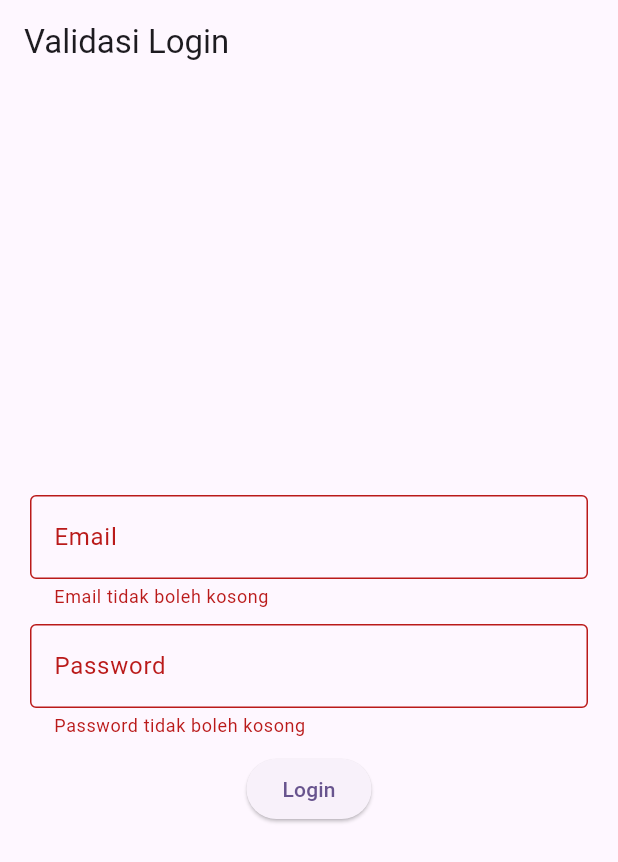
After one commit to Yeflou/tampilanprofil, a Flutter app: the screen it shows after launch, after a tap on "Login", on a phone screen of 412 x 824 dp. The commit adds this screen. Shown: the top 862 px of the screen. Run offline on Flutter 3.47's test engine with Material 3 defaults, Android fonts, the phone set to English and light mode, and no system bars; our stand-ins replace get_storage, image_picker.

Commit message:
update-borongan

```diff
--- a/lib/main.dart
+++ b/lib/main.dart
@@ -1,5 +1,5 @@
 import 'package:flutter/material.dart';
-import 'homescreen.dart';
+import 'validasilogin.dart';
 
 void main() {
   runApp(const MyApp());
@@ -17,7 +17,7 @@ class MyApp extends StatelessWidget {
 
         colorScheme: ColorScheme.fromSeed(seedColor: Colors.deepPurple),
       ),
-      home: LoginScreen()
+      home: ValidasiLogin()
     );
   }
 }
--- /dev/null
+++ b/lib/services/session_serive.dart
@@ -0,0 +1,67 @@
+import 'package:get_storage/get_storage.dart';
+
+class SessionService {
+  final _box = GetStorage();
+
+
+  simpanHalo(String isi){
+    _box.write("nama", isi);//untuk menyimpan ke get storage (lokal)
+  }
+
+getDataHalo(){
+  String hasil = _box.read("nama");//untuk membaca nama
+  return hasil;
+}
+
+
+  static const _kIsLoggedIn = 'isLoggedIn';
+  static const _kUser = 'user'; // Map<String, dynamic>
+
+  bool get isLoggedIn => _box.read(_kIsLoggedIn) ?? false;
+
+  Map<String, dynamic>? get user {
+    final data = _box.read(_kUser);
+    if (data is Map) return Map<String, dynamic>.from(data);
+    return null;
+  }
+
+  Future<void> _setLoggedIn(bool v) => _box.write(_kIsLoggedIn, v);
+  Future<void> _saveUser(Map<String, dynamic> u) => _box.write(_kUser, u);
+
+  // Login sederhana: jika belum ada user → buat dari input
+  Future<bool> login(String email, String password) async {
+    final e = email.trim().toLowerCase();
+    final p = password;
+    final u = user;
+
+    if (u == null) {
+      final newUser = {
+        'email': e,
+        'password': p, // DEMO: plaintext (untuk belajar)
+        'name': e.split('@').first,
+        'bio': '',
+      };
+      await _saveUser(newUser);
+      await _setLoggedIn(true);
+      return true;
+    } else {
+      final ok = (u['email'] == e) && (u['password'] == p);
+      if (ok) {
+        await _setLoggedIn(true);
+        return true;
+      }
+      return false;
+    }
+  }
+
+  Future<void> logout() => _setLoggedIn(false);
+
+  Future<void> updateProfile({String? name, String? bio}) async {
+    final u = user ?? {};
+    if (name != null) u['name'] = name;
+    if (bio != null) u['bio'] = bio;
+    await _saveUser(u);
+  }
+}
+
+final session = SessionService(); // singleton simpel
--- /dev/null
+++ b/lib/validasilogin.dart
@@ -0,0 +1,91 @@
+import 'package:flutter/material.dart';
+import 'homescreen.dart';
+
+class ValidasiLogin extends StatefulWidget {
+  const ValidasiLogin({super.key});
+
+  @override
+  State<ValidasiLogin> createState() => _ValidasiLoginState();
+}
+
+class _ValidasiLoginState extends State<ValidasiLogin> {
+  final _formKey = GlobalKey<FormState>();
+  TextEditingController usernameController = TextEditingController();
+  TextEditingController passwordController = TextEditingController();
+
+  void login() {
+    if (_formKey.currentState!.validate()) {
+      Navigator.of(context).pushReplacement(
+        MaterialPageRoute(
+          builder: (context) => const LoginScreen(),
+        ),
+      );
+    }
+  }
+
+  @override
+  void dispose() {
+    usernameController.dispose();
+    passwordController.dispose();
+    super.dispose();
+  }
+
+  @override
+  Widget build(BuildContext context) {
+    return Scaffold(
+      appBar: AppBar(
+        title: const Text('Validasi Login'),
+      ),
+      body: Center(
+        child: Padding(
+          padding: const EdgeInsets.all(20.0),
+          child: Form(
+            key: _formKey,
+            child: Column(
+              mainAxisAlignment: MainAxisAlignment.center,
+              children: [
+                TextFormField(
+                  controller: usernameController,
+                  decoration: const InputDecoration(
+                    border: OutlineInputBorder(),
+                    labelText: 'Email',
+                    hintText: 'Masukkan Email',
+                  ),
+                  validator: (value) {
+                      if (value == null || value.isEmpty) {
+                        return 'Email tidak boleh kosong';
+                      } else if (!value.contains('@')) {
+                        return 'Email tidak valid';
+                      }
+                      return null;
+                    },
+                ),
+                const SizedBox(height: 10),
+                TextFormField(
+                  controller: passwordController,
+                  obscureText: true,
+                  decoration: const InputDecoration(
+                    border: OutlineInputBorder(),
+                    labelText: 'Password',
+                    hintText: 'Masukkan password',
+                  ),
+                  validator: (value) {
+                      if (value == null || value.isEmpty) {
+                        return 'Password tidak boleh kosong';
+                      }
+                      return null;
+                    },
+                ),
+                const SizedBox(height: 10),
+                ElevatedButton(
+                  onPressed: login,
+                  child: const Text('Login'),
+                ),
+              ],
+            ),
+          ),
+        ),
+      ),
+    );
+  }
+}
--- a/pubspec.yaml
+++ b/pubspec.yaml
@@ -34,6 +34,10 @@ dependencies:
   # The following adds the Cupertino Icons font to your application.
   # Use with the CupertinoIcons class for iOS style icons.
   cupertino_icons: ^1.0.8
+  get: ^4.7.2
+  get_storage: ^2.1.1
+  image_picker: ^1.0.4
+  animated_bottom_navigation_bar: ^1.4.0
 
 dev_dependencies:
   flutter_test:
```
Also changed, not shown: lib/editprofil.dart (+104 -8 lines), lib/homescreen.dart (+10 -1 lines), lib/login.dart (+79 -14 lines), lib/profilescreen.dart (+10 -2 lines), pubspec.lock, 7 other files.
